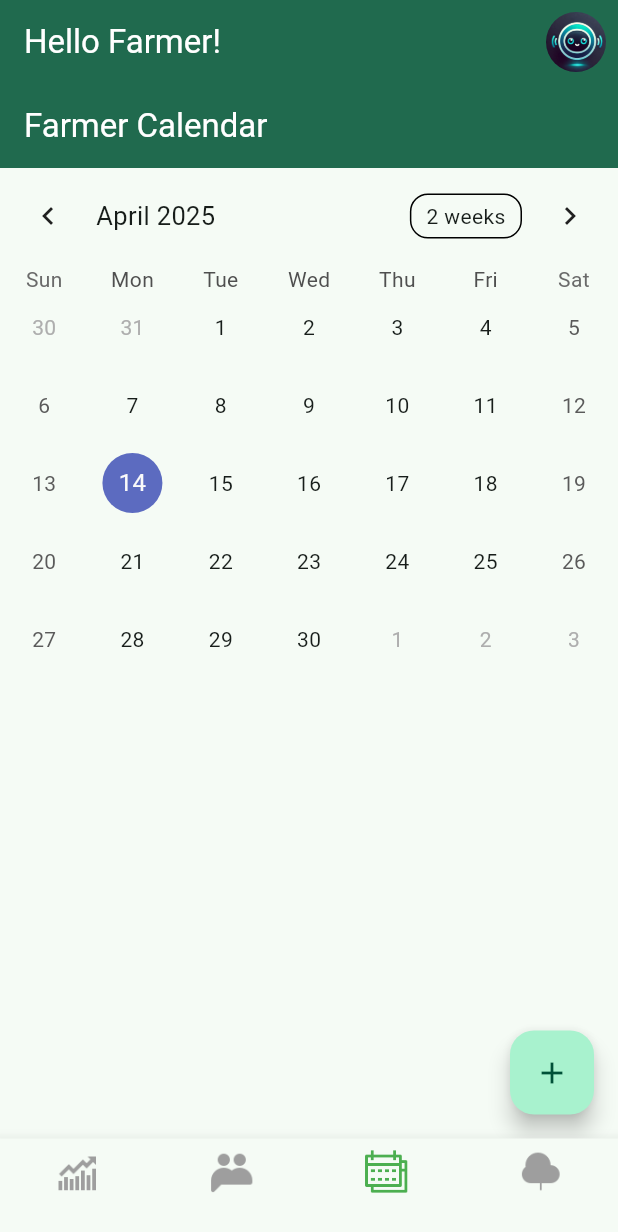
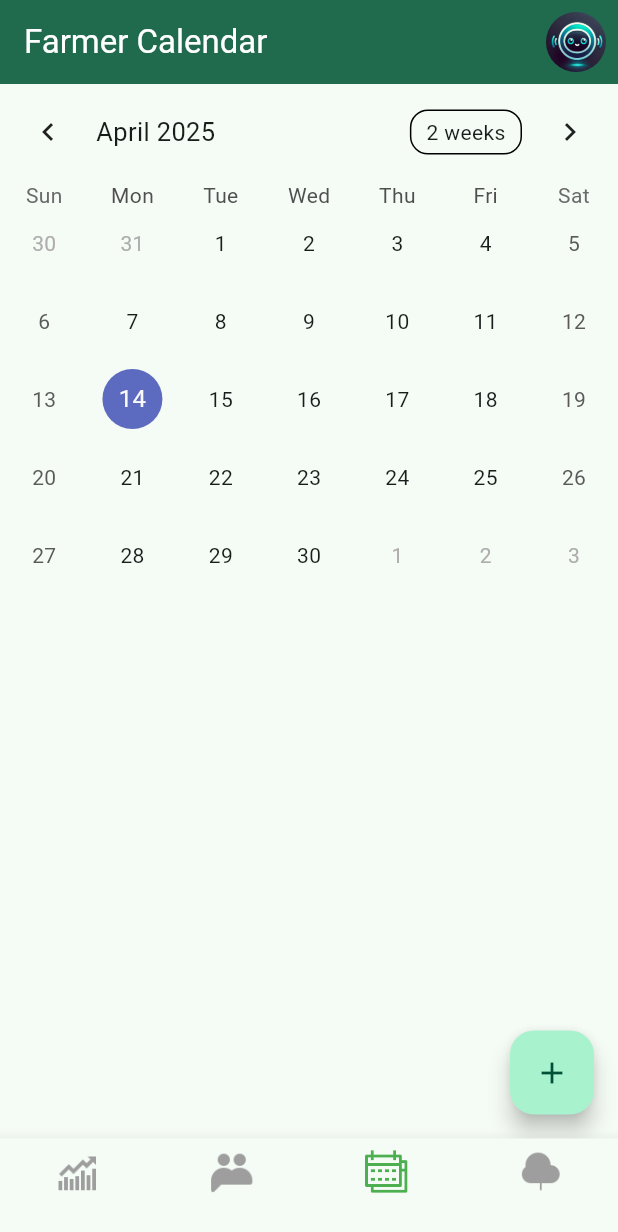
Before and after one commit to shshaheen/Farmz, a Flutter app: the FarmerHomePage screen opened directly, item 3 of the bottom bar chosen, on a phone screen of 412 x 824 dp. Shown: the top 1232 px of the screen. Run offline on Flutter 3.47's test engine with Material 3 defaults, Android fonts, the light colour scheme and no system bars; drawn by our look-alikes of table_calendar; our stand-ins replace flutter_riverpod, flutter_spinkit, google_fonts, google_generative_ai, shared_preferences; accounts and stored records are empty; network calls fail.

Commit message:
Dynamic App Bar for Screens

```diff
--- a/lib/Views/Screens/Farmer/farm_tasks.dart
+++ b/lib/Views/Screens/Farmer/farm_tasks.dart
@@ -71,7 +71,6 @@ class _FarmTasksState extends State<FarmTasks> {
   @override
   Widget build(BuildContext context) {
     return Scaffold(
-      appBar: AppBar(title: Text("Farmer Calendar")),
       body: Column(
         children: [
           TableCalendar(
--- a/lib/Views/Screens/Farmer/farmer_home_page.dart
+++ b/lib/Views/Screens/Farmer/farmer_home_page.dart
@@ -21,12 +21,25 @@ class _FarmerHomePageState extends State<FarmerHomePage> {
     "assets/images/crop_calender.png",
     "assets/images/upload.png",
   ];
-  final List<Widget> _pages = [
-    MarketDemand(),
-    VillageCommunity(),
-    FarmTasks(),
-    UploadProducts(),
+final List<Map<String, dynamic>> _pages = [
+  {
+    'widget': MarketDemand(),
+    'title': 'Market Demand',
+  },
+  {
+    'widget': VillageCommunity(),
+    'title': 'Village Community',
+  },
+  {
+    'widget': FarmTasks(),
+    'title': 'Farmer Calendar',
+  },
+  {
+    'widget': UploadProducts(),
+    'title': 'Upload Products',
+  },
 ];
+
 
   void _onItemTapped(int index) {
     setState(() {
@@ -38,15 +51,14 @@ class _FarmerHomePageState extends State<FarmerHomePage> {
   Widget build(BuildContext context) {
     return Scaffold(
       appBar: AppBar(
-        title: const Text("Hello Farmer!"),
-
+        title: Text(_pages[_selectedIndex]['title']),
         actions: [
           InkWell(
             onTap: () {
-                  Navigator.push(context,
-                      MaterialPageRoute(builder: (context) => ChatScreen()));
-
-                  // Handle profile tap
+              Navigator.push(
+                context,
+                MaterialPageRoute(builder: (context) => ChatScreen()),
+              );
             },
             child: Padding(
               padding: EdgeInsets.all(8.0),
@@ -61,8 +73,8 @@ class _FarmerHomePageState extends State<FarmerHomePage> {
             ),
           ),
         ],
-        // centerTitle: true,
       ),
+
       bottomNavigationBar: BottomNavigationBar(
         currentIndex: _selectedIndex,
         onTap: _onItemTapped,
@@ -80,7 +92,8 @@ class _FarmerHomePageState extends State<FarmerHomePage> {
           );
         }).toList(),
       ),
-      body: _pages[_selectedIndex]
+      body: _pages[_selectedIndex]['widget'],
+
     );
   }
 }
```
Also changed, not shown: 4 other files. Lines whose indentation alone changed are shown as unchanged.
